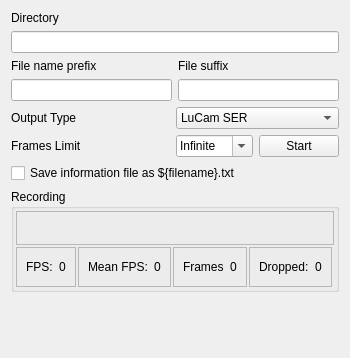
The window that src/widgets/recordingpanel.ui (GuLinux/PlanetaryImager) describes before a commit, drawn with Qt 5.
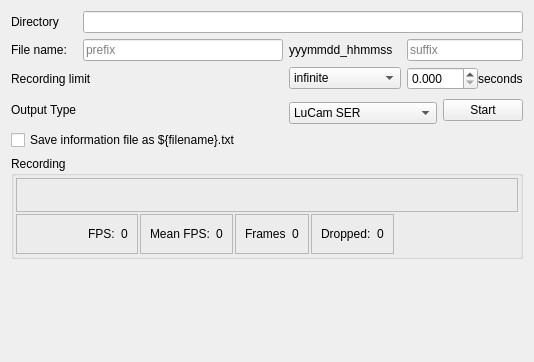
The same window after the commit. The open tabs and pages were chosen to show the change.

Commit message: Introducing duration limit for recording

```diff
--- a/src/widgets/recordingpanel.ui
+++ b/src/widgets/recordingpanel.ui
@@ -6,11 +6,18 @@
    <rect>
     <x>0</x>
     <y>0</y>
-    <width>346</width>
-    <height>358</height>
+    <width>534</width>
+    <height>362</height>
    </rect>
   </property>
-  <layout class="QGridLayout" name="gridLayout_2">
+  <layout class="QGridLayout" name="gridLayout_3">
+   <item row="5" column="0" colspan="2">
+    <widget class="QLabel" name="label_8">
+     <property name="text">
+      <string>Recording limit</string>
+     </property>
+    </widget>
+   </item>
    <item row="0" column="0">
     <widget class="QLabel" name="label_6">
      <property name="text">
@@ -18,69 +25,27 @@
      </property>
     </widget>
    </item>
-   <item row="4" column="0">
-    <widget class="QLabel" name="label_8">
-     <property name="text">
-      <string>Frames Limit</string>
-     </property>
-    </widget>
-   </item>
-   <item row="4" column="3">
-    <widget class="QPushButton" name="start_stop_recording">
-     <property name="text">
-      <string>Start</string>
-     </property>
-    </widget>
-   </item>
-   <item row="7" column="1">
-    <spacer name="verticalSpacer">
+   <item row="10" column="2">
+    <spacer name="verticalSpacer_2">
      <property name="orientation">
       <enum>Qt::Vertical</enum>
      </property>
      <property name="sizeHint" stdset="0">
       <size>
        <width>20</width>
-       <height>1</height>
+       <height>10000</height>
       </size>
      </property>
     </spacer>
    </item>
-   <item row="2" column="0" colspan="4">
-    <layout class="QHBoxLayout" name="horizontalLayout">
-     <item>
-      <layout class="QVBoxLayout" name="verticalLayout">
-       <item>
-        <widget class="QLabel" name="label_7">
+   <item row="8" column="0" colspan="5">
+    <widget class="QCheckBox" name="save_info_file">
          <property name="text">
-          <string>File name prefix</string>
+      <string>Save information file as ${filename}.txt</string>
          </property>
         </widget>
        </item>
-       <item>
-        <widget class="QLineEdit" name="filePrefix"/>
-       </item>
-      </layout>
-     </item>
-     <item>
-      <layout class="QVBoxLayout" name="verticalLayout_2">
-       <item>
-        <widget class="QLabel" name="label">
-         <property name="text">
-          <string>File suffix</string>
-         </property>
-        </widget>
-       </item>
-       <item>
-        <widget class="QLineEdit" name="fileSuffix"/>
-       </item>
-      </layout>
-     </item>
-    </layout>
-   </item>
-   <item row="1" column="0" colspan="4">
-    <widget class="QLineEdit" name="saveDirectory"/>
-   </item>
-   <item row="6" column="0" colspan="4">
+   <item row="9" column="0" colspan="5">
     <widget class="QGroupBox" name="recordingBox">
      <property name="title">
       <string>Recording</string>
@@ -256,38 +221,70 @@
      </layout>
     </widget>
    </item>
-   <item row="3" column="0">
+   <item row="6" column="4" rowspan="2">
+    <widget class="QPushButton" name="start_stop_recording">
+     <property name="text">
+      <string>Start</string>
+     </property>
+    </widget>
+   </item>
+   <item row="1" column="2">
+    <widget class="QLabel" name="label_11">
+     <property name="text">
+      <string>yyymmdd_hhmmss</string>
+     </property>
+    </widget>
+   </item>
+   <item row="6" column="0" rowspan="2">
     <widget class="QLabel" name="label_9">
      <property name="text">
       <string>Output Type</string>
      </property>
     </widget>
    </item>
-   <item row="3" column="2" colspan="2">
-    <widget class="QComboBox" name="videoOutputType">
-     <item>
-      <property name="text">
-       <string>LuCam SER</string>
-      </property>
-     </item>
-     <item>
-      <property name="text">
-       <string>Video File</string>
-      </property>
-     </item>
-    </widget>
-   </item>
-   <item row="4" column="2">
+   <item row="5" column="3" colspan="2">
+    <widget class="QStackedWidget" name="limitsWidgets">
+     <property name="sizePolicy">
+      <sizepolicy hsizetype="Minimum" vsizetype="Preferred">
+       <horstretch>0</horstretch>
+       <verstretch>0</verstretch>
+      </sizepolicy>
+     </property>
+     <property name="lineWidth">
+      <number>0</number>
+     </property>
+     <property name="currentIndex">
+      <number>0</number>
+     </property>
+     <widget class="QWidget" name="no_limits_page"/>
+     <widget class="QWidget" name="limit_frames_number_page">
+      <layout class="QGridLayout" name="gridLayout_2">
+       <property name="leftMargin">
+        <number>0</number>
+       </property>
+       <property name="topMargin">
+        <number>0</number>
+       </property>
+       <property name="rightMargin">
+        <number>0</number>
+       </property>
+       <property name="bottomMargin">
+        <number>0</number>
+       </property>
+       <property name="spacing">
+        <number>0</number>
+       </property>
+       <item row="0" column="0">
     <widget class="QComboBox" name="saveFramesLimit">
      <property name="editable">
       <bool>true</bool>
      </property>
      <property name="currentText">
-      <string>Infinite</string>
+          <string>50</string>
      </property>
      <item>
       <property name="text">
-       <string>Infinite</string>
+           <string>50</string>
       </property>
      </item>
      <item>
@@ -337,12 +334,103 @@
      </item>
     </widget>
    </item>
-   <item row="5" column="0" colspan="4">
-    <widget class="QCheckBox" name="save_info_file">
+      </layout>
+     </widget>
+     <widget class="QWidget" name="limit_duration_page">
+      <layout class="QGridLayout" name="gridLayout_4">
+       <property name="leftMargin">
+        <number>0</number>
+       </property>
+       <property name="topMargin">
+        <number>0</number>
+       </property>
+       <property name="rightMargin">
+        <number>0</number>
+       </property>
+       <property name="bottomMargin">
+        <number>0</number>
+       </property>
+       <property name="spacing">
+        <number>0</number>
+       </property>
+       <item row="0" column="0">
+        <widget class="QDoubleSpinBox" name="duration_limit">
+         <property name="decimals">
+          <number>3</number>
+         </property>
+         <property name="maximum">
+          <double>999.990000000000009</double>
+         </property>
+        </widget>
+       </item>
+       <item row="0" column="1">
+        <widget class="QLabel" name="duration_limit_label">
      <property name="text">
-      <string>Save information file as ${filename}.txt</string>
-     </property>
-    </widget>
+          <string>seconds</string>
+         </property>
+        </widget>
+       </item>
+      </layout>
+     </widget>
+     <widget class="QWidget" name="limit_sfilesize_page"/>
+    </widget>
+   </item>
+   <item row="5" column="2">
+    <widget class="QComboBox" name="limitType">
+     <item>
+      <property name="text">
+       <string>infinite</string>
+      </property>
+     </item>
+     <item>
+      <property name="text">
+       <string>frames number</string>
+      </property>
+     </item>
+     <item>
+      <property name="text">
+       <string>duration</string>
+      </property>
+     </item>
+    </widget>
+   </item>
+   <item row="7" column="2" colspan="2">
+    <widget class="QComboBox" name="videoOutputType">
+     <item>
+      <property name="text">
+       <string>LuCam SER</string>
+      </property>
+     </item>
+     <item>
+      <property name="text">
+       <string>Video File</string>
+      </property>
+     </item>
+    </widget>
+   </item>
+   <item row="1" column="0">
+    <widget class="QLabel" name="label_10">
+     <property name="text">
+      <string>File name:</string>
+     </property>
+    </widget>
+   </item>
+   <item row="1" column="3" colspan="2">
+    <widget class="QLineEdit" name="fileSuffix">
+     <property name="placeholderText">
+      <string>suffix</string>
+     </property>
+    </widget>
+   </item>
+   <item row="1" column="1">
+    <widget class="QLineEdit" name="filePrefix">
+     <property name="placeholderText">
+      <string>prefix</string>
+     </property>
+    </widget>
+   </item>
+   <item row="0" column="1" colspan="4">
+    <widget class="QLineEdit" name="saveDirectory"/>
    </item>
   </layout>
  </widget>
```
Lines whose indentation alone changed are shown as unchanged. The commit also changes 5 other files.
